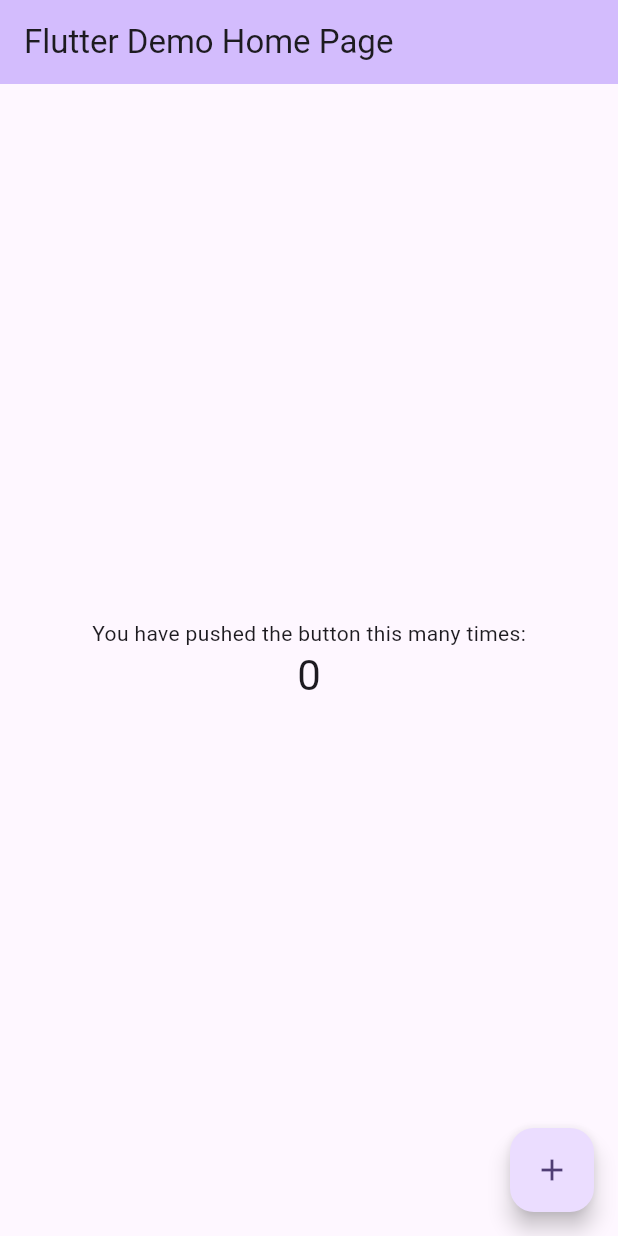
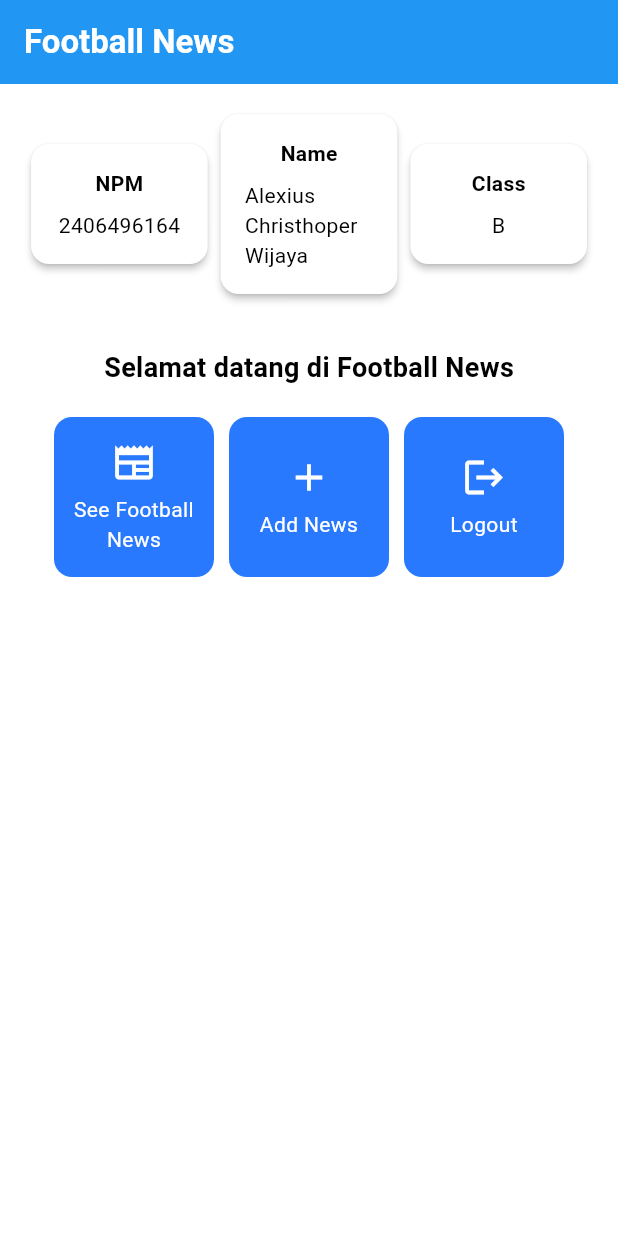
Before and after one commit to AlexiusC2/football-news-mobile, a Flutter app: the screen it shows after launch, on a phone screen of 412 x 824 dp. Run offline on Flutter 3.47's test engine with Material 3 defaults, Android fonts, the phone set to English and light mode, and no system bars.

Commit message:
tutorial 6 selesai

```diff
--- a/lib/main.dart
+++ b/lib/main.dart
@@ -1,4 +1,5 @@
 import 'package:flutter/material.dart';
+import 'package:football_news/menu.dart';
 
 void main() {
   runApp(const MyApp());
@@ -28,95 +29,11 @@ class MyApp extends StatelessWidget {
         //
         // This works for code too, not just values: Most code changes can be
         // tested with just a hot reload.
-        colorScheme: ColorScheme.fromSeed(seedColor: Colors.deepPurple),
+        colorScheme: ColorScheme.fromSwatch(primarySwatch: Colors.blue)
+            .copyWith(secondary: Colors.blueAccent[400]),
       ),
-      home: const MyHomePage(title: 'Flutter Demo Home Page'),
+      home: MyHomePage( colorScheme: ColorScheme.fromSwatch(primarySwatch: Colors.blue)
+          .copyWith(secondary: Colors.blueAccent[400]),),
     );
   }
 }
-
-class MyHomePage extends StatefulWidget {
-  const MyHomePage({super.key, required this.title});
-
-  // This widget is the home page of your application. It is stateful, meaning
-  // that it has a State object (defined below) that contains fields that affect
-  // how it looks.
-
-  // This class is the configuration for the state. It holds the values (in this
-  // case the title) provided by the parent (in this case the App widget) and
-  // used by the build method of the State. Fields in a Widget subclass are
-  // always marked "final".
-
-  final String title;
-
-  @override
-  State<MyHomePage> createState() => _MyHomePageState();
-}
-
-class _MyHomePageState extends State<MyHomePage> {
-  int _counter = 0;
-
-  void _incrementCounter() {
-    setState(() {
-      // This call to setState tells the Flutter framework that something has
-      // changed in this State, which causes it to rerun the build method below
-      // so that the display can reflect the updated values. If we changed
-      // _counter without calling setState(), then the build method would not be
-      // called again, and so nothing would appear to happen.
-      _counter++;
-    });
-  }
-
-  @override
-  Widget build(BuildContext context) {
-    // This method is rerun every time setState is called, for instance as done
-    // by the _incrementCounter method above.
-    //
-    // The Flutter framework has been optimized to make rerunning build methods
-    // fast, so that you can just rebuild anything that needs updating rather
-    // than having to individually change instances of widgets.
-    return Scaffold(
-      appBar: AppBar(
-        // TRY THIS: Try changing the color here to a specific color (to
-        // Colors.amber, perhaps?) and trigger a hot reload to see the AppBar
-        // change color while the other colors stay the same.
-        backgroundColor: Theme.of(context).colorScheme.inversePrimary,
-        // Here we take the value from the MyHomePage object that was created by
-        // the App.build method, and use it to set our appbar title.
-        title: Text(widget.title),
-      ),
-      body: Center(
-        // Center is a layout widget. It takes a single child and positions it
-        // in the middle of the parent.
-        child: Column(
-          // Column is also a layout widget. It takes a list of children and
-          // arranges them vertically. By default, it sizes itself to fit its
-          // children horizontally, and tries to be as tall as its parent.
-          //
-          // Column has various properties to control how it sizes itself and
-          // how it positions its children. Here we use mainAxisAlignment to
-          // center the children vertically; the main axis here is the vertical
-          // axis because Columns are vertical (the cross axis would be
-          // horizontal).
-          //
-          // TRY THIS: Invoke "debug painting" (choose the "Toggle Debug Paint"
-          // action in the IDE, or press "p" in the console), to see the
-          // wireframe for each widget.
-          mainAxisAlignment: MainAxisAlignment.center,
-          children: <Widget>[
-            const Text('You have pushed the button this many times:'),
-            Text(
-              '$_counter',
-              style: Theme.of(context).textTheme.headlineMedium,
-            ),
-          ],
-        ),
-      ),
-      floatingActionButton: FloatingActionButton(
-        onPressed: _incrementCounter,
-        tooltip: 'Increment',
-        child: const Icon(Icons.add),
-      ), // This trailing comma makes auto-formatting nicer for build methods.
-    );
-  }
-}
--- /dev/null
+++ b/lib/menu.dart
@@ -0,0 +1,191 @@
+import 'package:flutter/material.dart';
+
+class MyHomePage extends StatelessWidget {
+  MyHomePage({super.key, required ColorScheme colorScheme});
+
+  final String nama = "Alexius Christhoper Wijaya"; //nama
+  final String npm = "2406496164"; //npm
+  final String kelas = "B"; //kelas
+
+  final List<ItemHomepage> items = [
+    ItemHomepage("See Football News", Icons.newspaper),
+    ItemHomepage("Add News", Icons.add),
+    ItemHomepage("Logout", Icons.logout),
+  ];
+
+  @override
+  Widget build(BuildContext context) {
+    // Scaffold menyediakan struktur dasar halaman dengan AppBar dan body.
+    return Scaffold(
+      // AppBar adalah bagian atas halaman yang menampilkan judul.
+      appBar: AppBar(
+        // Judul aplikasi "Football News" dengan teks putih dan tebal.
+        title: const Text(
+          'Football News',
+          style: TextStyle(
+            color: Colors.white,
+            fontWeight: FontWeight.bold,
+          ),
+        ),
+        // Warna latar belakang AppBar diambil dari skema warna tema aplikasi.
+        backgroundColor: Theme
+            .of(context)
+            .colorScheme
+            .primary,
+      ),
+      // Body halaman dengan padding di sekelilingnya.
+      body: Padding(
+        padding: const EdgeInsets.all(16.0),
+        // Menyusun widget secara vertikal dalam sebuah kolom.
+        child: Column(
+          crossAxisAlignment: CrossAxisAlignment.center,
+          children: [
+            // Row untuk menampilkan 3 InfoCard secara horizontal.
+            Row(
+              mainAxisAlignment: MainAxisAlignment.spaceEvenly,
+              children: [
+                InfoCard(title: 'NPM', content: npm),
+                InfoCard(title: 'Name', content: nama),
+                InfoCard(title: 'Class', content: kelas),
+              ],
+            ),
+
+            // Memberikan jarak vertikal 16 unit.
+            const SizedBox(height: 16.0),
+
+            // Menempatkan widget berikutnya di tengah halaman.
+            Center(
+              child: Column(
+                // Menyusun teks dan grid item secara vertikal.
+
+                children: [
+                  // Menampilkan teks sambutan dengan gaya tebal dan ukuran 18.
+                  const Padding(
+                    padding: EdgeInsets.only(top: 16.0),
+                    child: Text(
+                      'Selamat datang di Football News',
+                      style: TextStyle(
+                        fontWeight: FontWeight.bold,
+                        fontSize: 18.0,
+                      ),
+                    ),
+                  ),
+
+                  // Grid untuk menampilkan ItemCard dalam bentuk grid 3 kolom.
+                  GridView.count(
+                    primary: true,
+                    padding: const EdgeInsets.all(20),
+                    crossAxisSpacing: 10,
+                    mainAxisSpacing: 10,
+                    crossAxisCount: 3,
+                    // Agar grid menyesuaikan tinggi kontennya.
+                    shrinkWrap: true,
+
+                    // Menampilkan ItemCard untuk setiap item dalam list items.
+                    children: items.map((ItemHomepage item) {
+                      return ItemCard(item);
+                    }).toList(),
+                  ),
+                ],
+              ),
+            ),
+          ],
+        ),
+      ),
+    );
+  }
+}
+
+class InfoCard extends StatelessWidget {
+  // Kartu informasi yang menampilkan title dan content.
+
+  final String title;  // Judul kartu.
+  final String content;  // Isi kartu.
+
+  const InfoCard({super.key, required this.title, required this.content});
+
+  @override
+  Widget build(BuildContext context) {
+    return Card(
+      // Membuat kotak kartu dengan bayangan dibawahnya.
+      elevation: 2.0,
+      child: Container(
+        // Mengatur ukuran dan jarak di dalam kartu.
+        width: MediaQuery.of(context).size.width / 3.5, // menyesuaikan dengan lebar device yang digunakan.
+        padding: const EdgeInsets.all(16.0),
+        // Menyusun title dan content secara vertikal.
+        child: Column(
+          children: [
+            Text(
+              title,
+              style: const TextStyle(fontWeight: FontWeight.bold),
+            ),
+            const SizedBox(height: 8.0),
+            Text(content),
+          ],
+        ),
+      ),
+    );
+  }
+}
+
+class ItemHomepage {
+  final String name;
+  final IconData icon;
+
+  ItemHomepage(this.name, this.icon);
+}
+
+class ItemCard extends StatelessWidget {
+  // Menampilkan kartu dengan ikon dan nama.
+
+  final ItemHomepage item;
+
+  const ItemCard(this.item, {super.key});
+
+  @override
+  Widget build(BuildContext context) {
+    return Material(
+      // Menentukan warna latar belakang dari tema aplikasi.
+      color: Theme.of(context).colorScheme.secondary,
+      // Membuat sudut kartu melengkung.
+      borderRadius: BorderRadius.circular(12),
+
+      child: InkWell(
+        // Aksi ketika kartu ditekan.
+        onTap: () {
+          // Menampilkan pesan SnackBar saat kartu ditekan.
+          ScaffoldMessenger.of(context)
+            ..hideCurrentSnackBar()
+            ..showSnackBar(
+                SnackBar(content: Text("Kamu telah menekan tombol ${item.name}!"))
+            );
+        },
+        // Container untuk menyimpan Icon dan Text
+        child: Container(
+          padding: const EdgeInsets.all(8),
+          child: Center(
+            child: Column(
+              // Menyusun ikon dan teks di tengah kartu.
+              mainAxisAlignment: MainAxisAlignment.center,
+              children: [
+                Icon(
+                  item.icon,
+                  color: Colors.white,
+                  size: 30.0,
+                ),
+                const Padding(padding: EdgeInsets.all(3)),
+                Text(
+                  item.name,
+                  textAlign: TextAlign.center,
+                  style: const TextStyle(color: Colors.white),
+                ),
+              ],
+            ),
+          ),
+        ),
+      ),
+    );
+  }
+
+}
```
